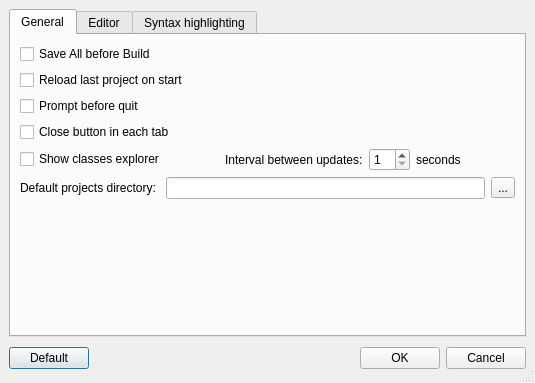
First picture: the form in ui/options.ui, repository google-code-export/qdevelop, before the edit.
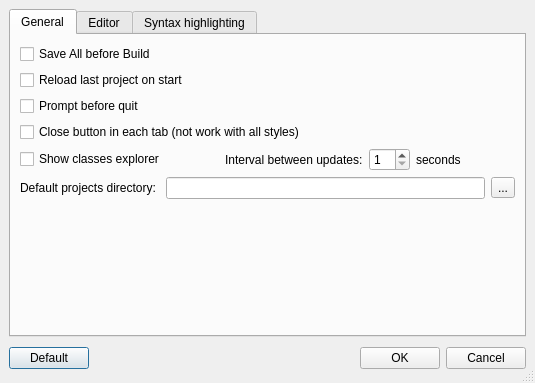
Second picture: the form after the edit. Icons and pictures are not drawn.

Commit message: - When the key Home is pressed, the cursor alternates between column 0 and the first character of the line. - By default, the close button is not in each tab because this feature seems to not work with all styles.

```diff
--- a/ui/options.ui
+++ b/ui/options.ui
@@ -79,7 +79,7 @@
          <item>
           <widget class="QCheckBox" name="closeButton" >
            <property name="text" >
-            <string>Close button in each tab</string>
+            <string>Close button in each tab (not work with all styles)</string>
            </property>
           </widget>
          </item>
```
The commit also changes 4 other files.
